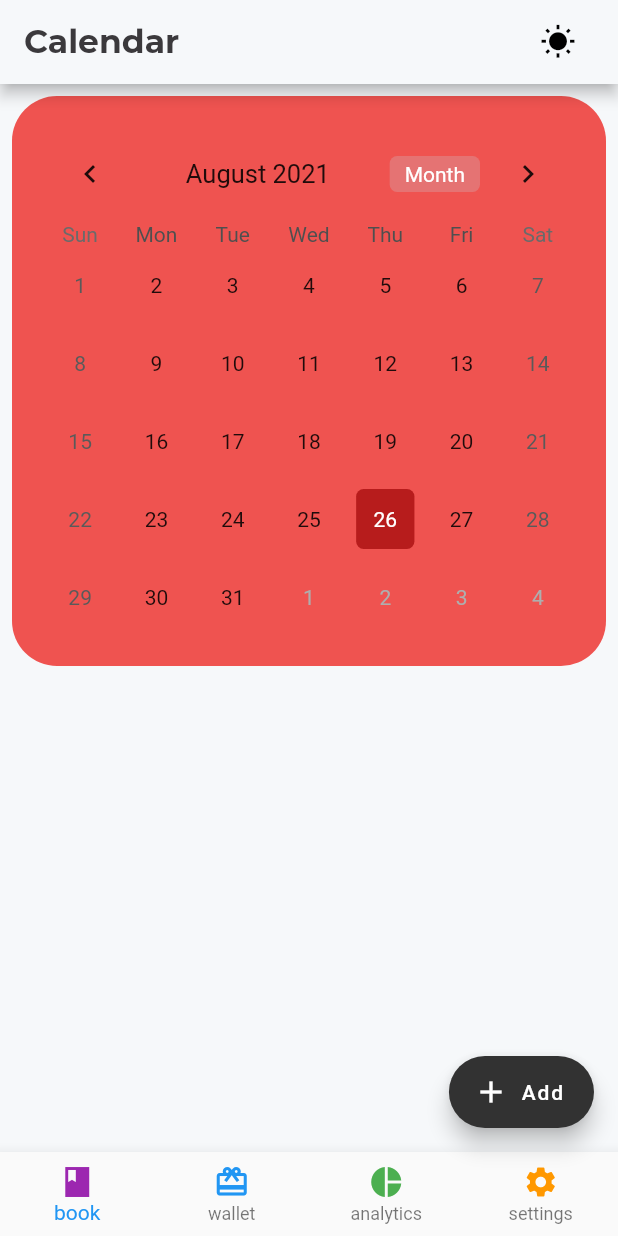
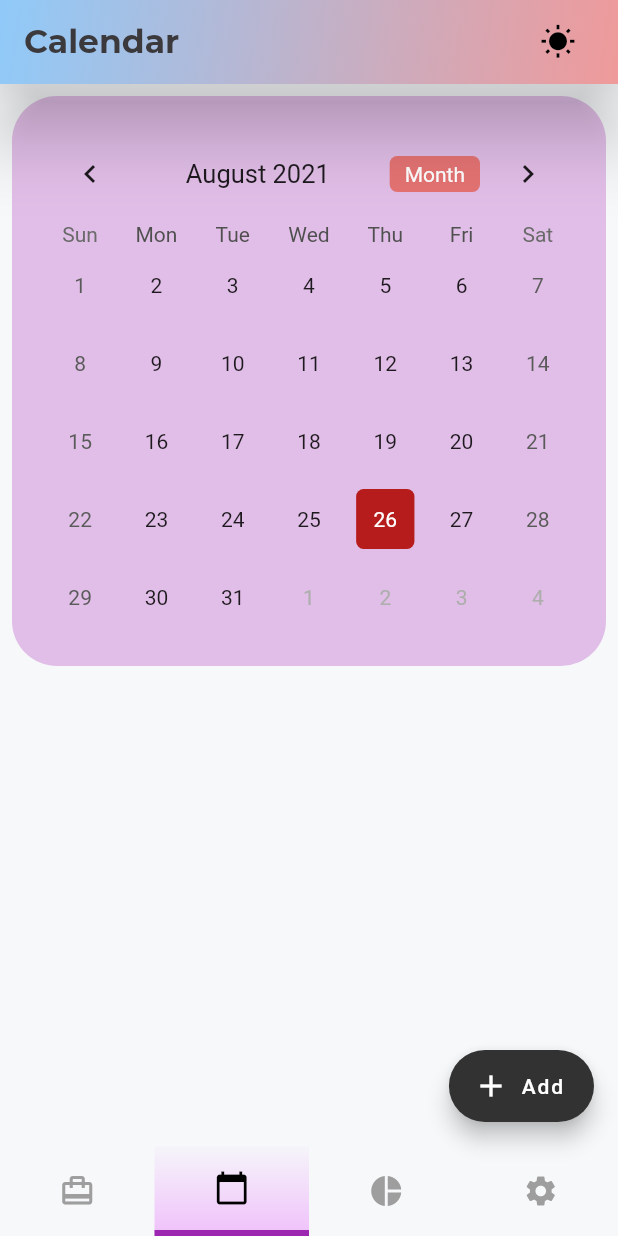
Before and after one commit to DarkNcz/calendar-main, a Flutter app: the screen it shows after launch, on a phone screen of 412 x 824 dp. Run offline on Flutter 3.47's test engine with Material 2 defaults, Android fonts, the phone set to English and light mode, and no system bars; drawn by our look-alikes of table_calendar; our stand-ins replace font_awesome_flutter, google_fonts, shared_preferences.

Commit message:
initial commit

```diff
--- a/lib/calendar.dart
+++ b/lib/calendar.dart
@@ -22,6 +22,7 @@ class _CalendarState extends State<Calendar> {
 
   TextEditingController _eventController = TextEditingController();
   int _currentIndex = 0;
+  int _selectedItem = 0;
 
   @override
   void initState() {
@@ -62,9 +63,19 @@ class _CalendarState extends State<Calendar> {
                             )
                           : Icon(Icons.wb_sunny),
                       onPressed: () => {notifier.toggleTheme()}))
-          ])
+            ]),
         //title: Text("Calendar"),
         //centerTitle: true,
+        //backgroundColor: Colors.red[800],
+        flexibleSpace: Container(
+          decoration: BoxDecoration(
+            gradient: LinearGradient(
+                colors: [Colors.red[200], Colors.blue[200]],
+                begin: Alignment.bottomRight,
+                end: Alignment.topLeft),
+          ),
+        ),
+        elevation: 20,
       ),
       //ส่วนตรงกลางแอพ
       body: Padding(
@@ -75,7 +86,8 @@ class _CalendarState extends State<Calendar> {
           padding: EdgeInsets.all(20),
           //ส่วนของการตกแต่งcontainer
           decoration: BoxDecoration(
-              color: Colors.red[400], borderRadius: BorderRadius.circular(30)),
+              color: Colors.purple[100],
+              borderRadius: BorderRadius.circular(30)),
           height: 380,
           child: Column(
             //ส่วนของการตั้งค่าปฎิทิน
@@ -157,35 +169,19 @@ class _CalendarState extends State<Calendar> {
           ),
         ),
       ),
-      //แถบข้างล่างของแอพ
-      bottomNavigationBar: BottomNavigationBar(
-        currentIndex: _currentIndex,
-        type: BottomNavigationBarType.fixed,
-        /* selectedFontSize: 20,
-        unselectedFontSize: 15,*/
-        items: [
-          BottomNavigationBarItem(
-              icon: Icon(Icons.book_sharp, color: Colors.purple),
-              label: "book",
-              backgroundColor: Colors.purple[900]),
-          BottomNavigationBarItem(
-              icon: Icon(Icons.wallet_giftcard, color: Colors.blue),
-              label: "wallet",
-              backgroundColor: Colors.blue[900]),
-          BottomNavigationBarItem(
-              icon: Icon(Icons.pie_chart, color: Colors.green),
-              label: "analytics",
-              backgroundColor: Colors.green[900]),
-          BottomNavigationBarItem(
-              icon: Icon(Icons.settings, color: Colors.orange),
-              label: "settings",
-              backgroundColor: Colors.orange[900]),
+      bottomNavigationBar: CustomBottomNavigationBar(
+        iconList: [
+          Icons.wallet_travel,
+          Icons.calendar_today,
+          Icons.pie_chart,
+          Icons.settings,
         ],
-        onTap: (index) {
+        onChange: (val) {
           setState(() {
-            _currentIndex = index;
+            _selectedItem = val;
           });
         },
+        defaultSelectedIndex: 1,
       ),
       //ส่วนของปุ่มกดadd เขียนเชื่อมไปหน้าcategoriesเเล้ว
       floatingActionButton: FloatingActionButton.extended(
@@ -193,44 +189,7 @@ class _CalendarState extends State<Calendar> {
           var rount = new MaterialPageRoute(
               builder: (BuildContext contex) => new Catepage());
           Navigator.of(context).push(rount);
-        }
-        /*=> showDialog(
-          context: context,
-          builder: (context) => AlertDialog(
-            title: Text("Add"),
-            content: TextFormField(
-              controller: _eventController,
-            ),
-            actions: [
-              TextButton(
-                child: Text("Cancel"),
-                onPressed: () => Navigator.pop(context),
-              ),
-              TextButton(
-                child: Text("Ok"),
-                onPressed: () {
-                  if (_eventController.text.isEmpty) {
-                  } else {
-                    if (selectedEvents[selectedDay] != null) {
-                      selectedEvents[selectedDay].add(
-                        Event(title: _eventController.text),
-                      );
-                    } else {
-                      selectedEvents[selectedDay] = [
-                        Event(title: _eventController.text)
-                      ];
-                    }
-                  }
-                  Navigator.pop(context);
-                  _eventController.clear();
-                  setState(() {});
-                  return;
         },
-              ),
-            ],
-          ),
-        )*/
-        ,
         //ข้อความและสัญลักษณ์ในปุ่ม
         label: Text("Add"),
         icon: Icon(Icons.add),
@@ -238,3 +197,72 @@ class _CalendarState extends State<Calendar> {
     );
   }
 }
+
+class CustomBottomNavigationBar extends StatefulWidget {
+  final int defaultSelectedIndex;
+  final Function(int) onChange;
+  final List<IconData> iconList;
+
+  CustomBottomNavigationBar(
+      {this.defaultSelectedIndex = 0,
+      @required this.iconList,
+      @required this.onChange});
+
+  @override
+  _CustomBottomNavigationBarState createState() =>
+      _CustomBottomNavigationBarState();
+}
+
+class _CustomBottomNavigationBarState extends State<CustomBottomNavigationBar> {
+  int _selectIndex = 0;
+  List<IconData> _iconList = [];
+
+  @override
+  void initState() {
+    super.initState();
+
+    _selectIndex = widget.defaultSelectedIndex;
+    _iconList = widget.iconList;
+  }
+
+  @override
+  Widget build(BuildContext context) {
+    List<Widget> _navBarItemList = [];
+
+    for (var i = 0; i < _iconList.length; i++) {
+      _navBarItemList.add(buildNavBarItem(_iconList[i], i));
+    }
+    return Row(
+      children: _navBarItemList,
+    );
+  }
+
+  Widget buildNavBarItem(IconData icon, int index) {
+    return GestureDetector(
+      onTap: () {
+        widget.onChange(index);
+        setState(() {
+          _selectIndex = index;
+        });
+      },
+      child: Container(
+        height: 60,
+        width: MediaQuery.of(context).size.width / _iconList.length,
+        decoration: index == _selectIndex
+            ? BoxDecoration(
+                border: Border(
+                  bottom: BorderSide(width: 4, color: Colors.purple),
+                ),
+                gradient: LinearGradient(colors: [
+                  Colors.purpleAccent.withOpacity(0.3),
+                  Colors.purpleAccent.withOpacity(0.015),
+                ], begin: Alignment.bottomCenter, end: Alignment.topCenter))
+            : BoxDecoration(),
+        child: Icon(
+          icon,
+          color: index == _selectIndex ? Colors.black : Colors.grey,
+        ),
+      ),
+    );
+  }
+}
--- a/lib/main.dart
+++ b/lib/main.dart
@@ -6,16 +6,6 @@ import 'package:provider/provider.dart';
 void main() {
   runApp(MyApp());
 }
-/*
-class MyApp extends StatelessWidget {
-  @override
-  Widget build(BuildContext context) {
-    return MaterialApp(
-      title: "Calendar",
-      home: Calendar(),
-    );
-  }
-}*/
 
 class MyApp extends StatelessWidget {
   // This widget is the root of your application.
```
Also changed, not shown: 1 other file. Lines whose indentation alone changed are shown as unchanged.
